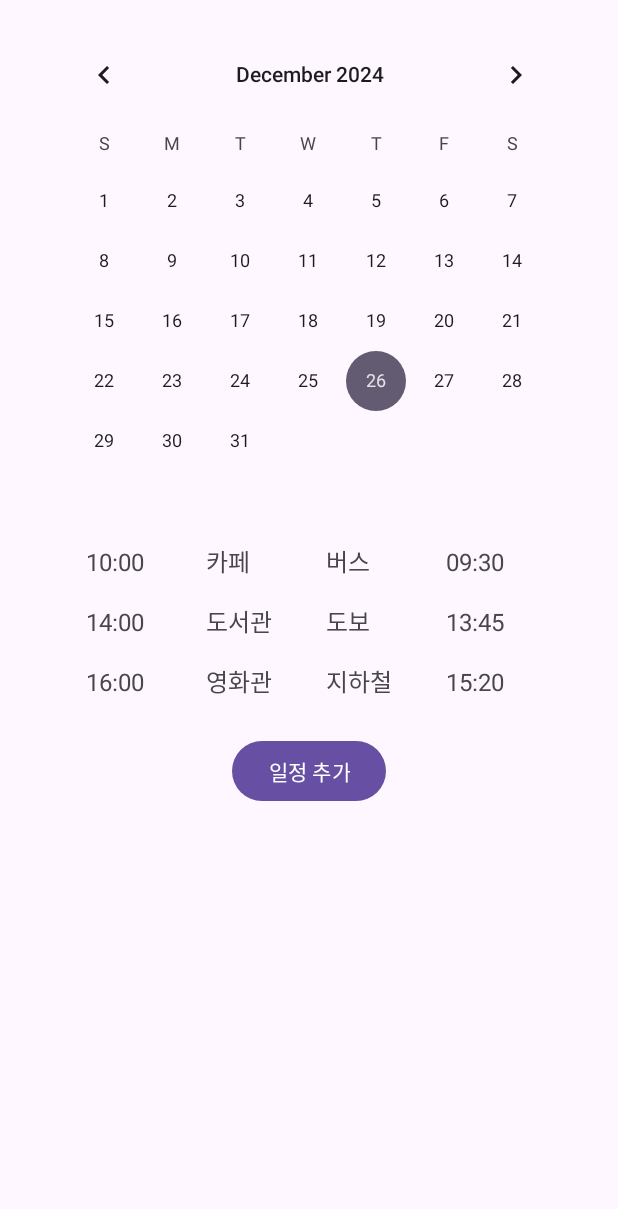
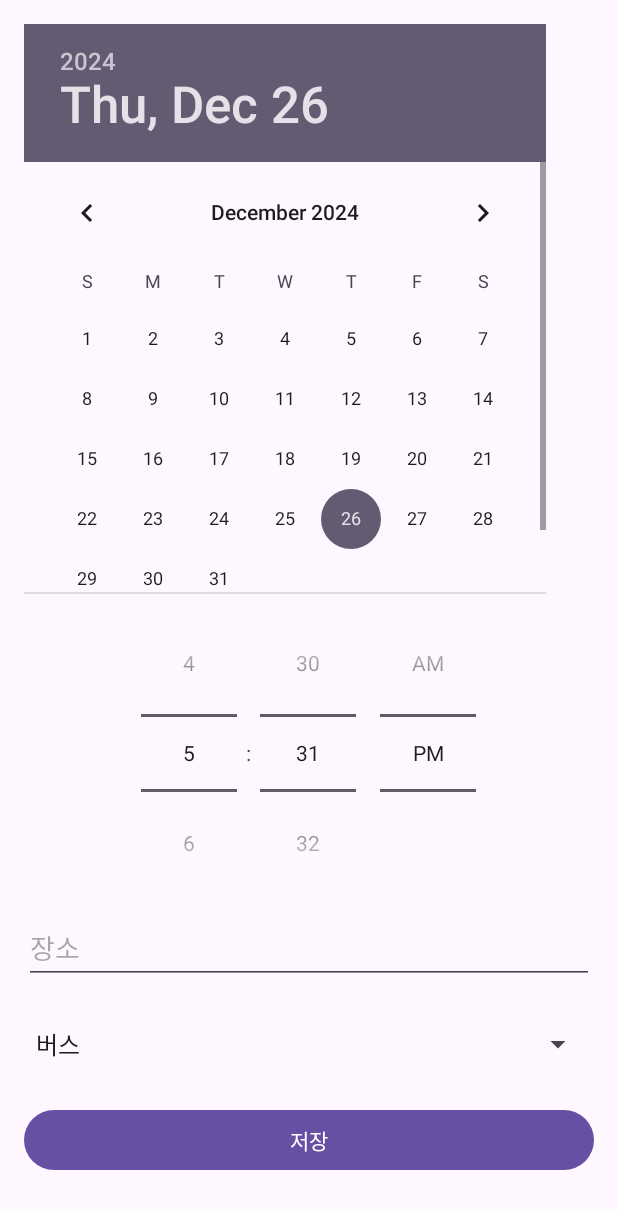
Before and after one commit to sunny-sally/TimeToGo, an Android app: the screen it shows after launch (MainActivity before the commit, AddScheduleActivity after it), after a tap on "일정 추가", on a phone screen of 412 x 824 dp. Shown: the top 1209 px of the screen. Run offline under Robolectric (Android 15) with nearby library versions, the phone set to English and light mode, and no system bars.

Commit message:
일정 추가 페이지 구현_형태만

```diff
--- a/app/src/main/AndroidManifest.xml
+++ b/app/src/main/AndroidManifest.xml
@@ -13,8 +13,9 @@
         android:theme="@style/Theme.TimeToGo"
         tools:targetApi="31">
         <activity
-            android:name=".MainActivity2"
-            android:exported="false" />
+            android:name=".AddScheduleActivity">
+        </activity>
+
         <activity
             android:name=".MainActivity"
             android:exported="true">
--- /dev/null
+++ b/app/src/main/java/com/example/timetogo/AddScheduleActivity.kt
@@ -0,0 +1,72 @@
+package com.example.timetogo
+
+import android.content.Intent
+import android.os.Bundle
+import android.widget.ArrayAdapter
+import android.widget.Button
+import android.widget.DatePicker
+import android.widget.EditText
+import android.widget.Spinner
+import android.widget.TimePicker
+import android.widget.Toast
+import androidx.appcompat.app.AppCompatActivity
+
+class AddScheduleActivity : AppCompatActivity() {
+
+    private lateinit var timeEditText: EditText
+    private lateinit var locationEditText: EditText
+    private lateinit var transportSpinner: Spinner  // Spinner 변수 추가
+    private lateinit var datePicker: DatePicker  // DatePicker 변수 추가
+    private lateinit var timePicker: TimePicker  // TimePicker 변수 추가
+    private lateinit var saveButton: Button
+
+    override fun onCreate(savedInstanceState: Bundle?) {
+        super.onCreate(savedInstanceState)
+        setContentView(R.layout.activity_add_schedule)
+
+        // UI 초기화
+        locationEditText = findViewById(R.id.locationEditText)
+        transportSpinner = findViewById(R.id.transportSpinner)  // Spinner 초기화
+        datePicker = findViewById(R.id.datePicker)  // DatePicker 초기화
+        timePicker = findViewById(R.id.timePicker)  // TimePicker 초기화
+        saveButton = findViewById(R.id.saveButton)
+
+        // 이동수단 선택을 위한 Spinner 어댑터 설정
+        val transportOptions = arrayOf("버스", "지하철", "도보", "자동차")
+        val transportAdapter = ArrayAdapter(this, android.R.layout.simple_spinner_item, transportOptions)
+        transportAdapter.setDropDownViewResource(android.R.layout.simple_spinner_dropdown_item)
+        transportSpinner.adapter = transportAdapter  // Spinner에 어댑터 설정
+
+
+        // 일정 저장 버튼 클릭 이벤트
+        saveButton.setOnClickListener {
+            val time = timeEditText.text.toString()
+            val location = locationEditText.text.toString()
+            val transport = transportSpinner.selectedItem.toString()  // 선택한 이동수단 가져오기
+            val date = "${datePicker.year}-${datePicker.month + 1}-${datePicker.dayOfMonth}"  // 선택한 날짜 가져오기
+            val selectedTime = "${timePicker.hour}:${timePicker.minute}"  // 선택한 시간 가져오기
+
+            // 입력된 정보가 모두 채워졌는지 확인
+            if (time.isNotEmpty() && location.isNotEmpty()) {
+                // 새로운 일정 객체 생성
+                val newSchedule = Schedule(
+                    date = date,
+                    time = selectedTime,
+                    location = location,
+                    transport = transport,
+                    duration = "30분",  // 기본 예상 소요시간
+                    departureTime = selectedTime  // 시간을 출발시간으로 설정
+                )
+
+                // 메인 액티비티로 돌아가서 새로운 일정을 추가
+                val resultIntent = Intent()
+                resultIntent.putExtra("newSchedule", newSchedule)  // Parcelable 객체 전달
+                setResult(RESULT_OK, resultIntent)
+                finish()
+            } else {
+                // 입력되지 않은 정보가 있을 경우
+                Toast.makeText(this, "모든 정보를 입력하세요.", Toast.LENGTH_SHORT).show()
+            }
+        }
+    }
+}
--- a/app/src/main/java/com/example/timetogo/MainActivity.kt
+++ b/app/src/main/java/com/example/timetogo/MainActivity.kt
@@ -51,10 +51,11 @@ class MainActivity : AppCompatActivity() {
             Toast.makeText(this, "선택한 날짜: $selectedDate", Toast.LENGTH_SHORT).show()
         }
 
-        // 일정 추가 버튼 클릭 시 AddScheduleActivity로 이동
+        // 버튼 클릭 리스너 설정
         addScheduleButton.setOnClickListener {
+            // 일정 추가 페이지로 이동
             val intent = Intent(this, AddScheduleActivity::class.java)
-            startActivityForResult(intent, 100)
+            startActivity(intent)
         }
     }
 
@@ -77,8 +78,9 @@ class MainActivity : AppCompatActivity() {
     override fun onActivityResult(requestCode: Int, resultCode: Int, data: Intent?) {
         super.onActivityResult(requestCode, resultCode, data)
 
-        if (requestCode == 100 && resultCode == RESULT_OK) {
-            val newSchedule = data?.getSerializableExtra("newSchedule") as? Schedule
+        if (resultCode == RESULT_OK && data != null) {
+            // 새로운 일정 객체 받기
+            val newSchedule = data.getParcelableExtra<Schedule>("newSchedule")
             newSchedule?.let {
                 // 새 일정을 RecyclerView에 추가
                 // scheduleAdapter.addSchedule(it) 또는 scheduleList에 추가 후 업데이트
--- a/app/src/main/java/com/example/timetogo/Schedule.kt
+++ b/app/src/main/java/com/example/timetogo/Schedule.kt
@@ -3,15 +3,14 @@ package com.example.timetogo
 import android.os.Parcel
 import android.os.Parcelable
 
-class Schedule(
-    val date: String,          // 날짜 (yyyy-MM-dd)
-    val time: String,          // 시간 (HH:mm)
-    val location: String,      // 장소
-    val transport: String,     // 이동수단
-    val duration: String,      // 예상 소요시간
-    val departureTime: String  // 출발 시간
+data class Schedule(
+    val date: String,
+    val time: String,
+    val location: String,
+    val transport: String,
+    val duration: String,
+    val departureTime: String
 ) : Parcelable {
-
     constructor(parcel: Parcel) : this(
         parcel.readString() ?: "",
         parcel.readString() ?: "",
--- /dev/null
+++ b/app/src/main/res/layout/activity_add_schedule.xml
@@ -0,0 +1,47 @@
+<?xml version="1.0" encoding="utf-8"?>
+<LinearLayout
+    xmlns:android="http://schemas.android.com/apk/res/android"
+    android:layout_width="match_parent"
+    android:layout_height="match_parent"
+    android:orientation="vertical"
+    android:padding="16dp">
+
+    <!-- 날짜 입력을 위한 DatePicker -->
+    <android.widget.DatePicker
+        android:id="@+id/datePicker"
+        android:layout_width="match_parent"
+        android:layout_height="380dp"
+        android:calendarViewShown="false"
+        android:spinnersShown="true"/>
+
+    <!-- 시간 입력을 위한 TimePicker -->
+    <android.widget.TimePicker
+        android:id="@+id/timePicker"
+        android:layout_width="match_parent"
+        android:layout_height="wrap_content"
+        android:timePickerMode="spinner"/>
+
+    <!-- 장소 입력을 위한 EditText -->
+    <EditText
+        android:id="@+id/locationEditText"
+        android:layout_width="match_parent"
+        android:layout_height="wrap_content"
+        android:minHeight="48dp"
+        android:hint="장소"/>
+
+    <!-- 이동수단 입력을 위한 Spinner (여러 가지 선택 항목 제공) -->
+    <Spinner
+        android:id="@+id/transportSpinner"
+        android:layout_width="match_parent"
+        android:layout_height="48dp"
+        android:layout_marginTop="16dp" />
+
+    <!-- 저장 버튼 -->
+    <Button
+        android:id="@+id/saveButton"
+        android:layout_width="match_parent"
+        android:layout_height="48dp"
+        android:minHeight="48dp"
+        android:text="저장"
+        android:layout_marginTop="16dp"/>
+</LinearLayout>
```
